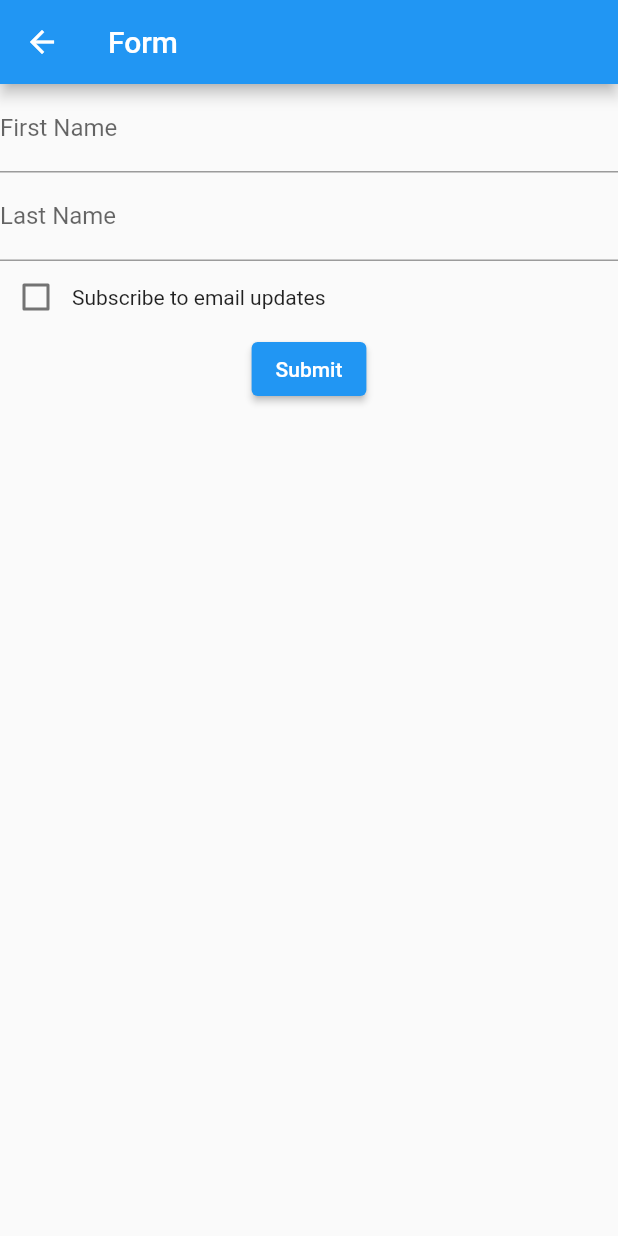
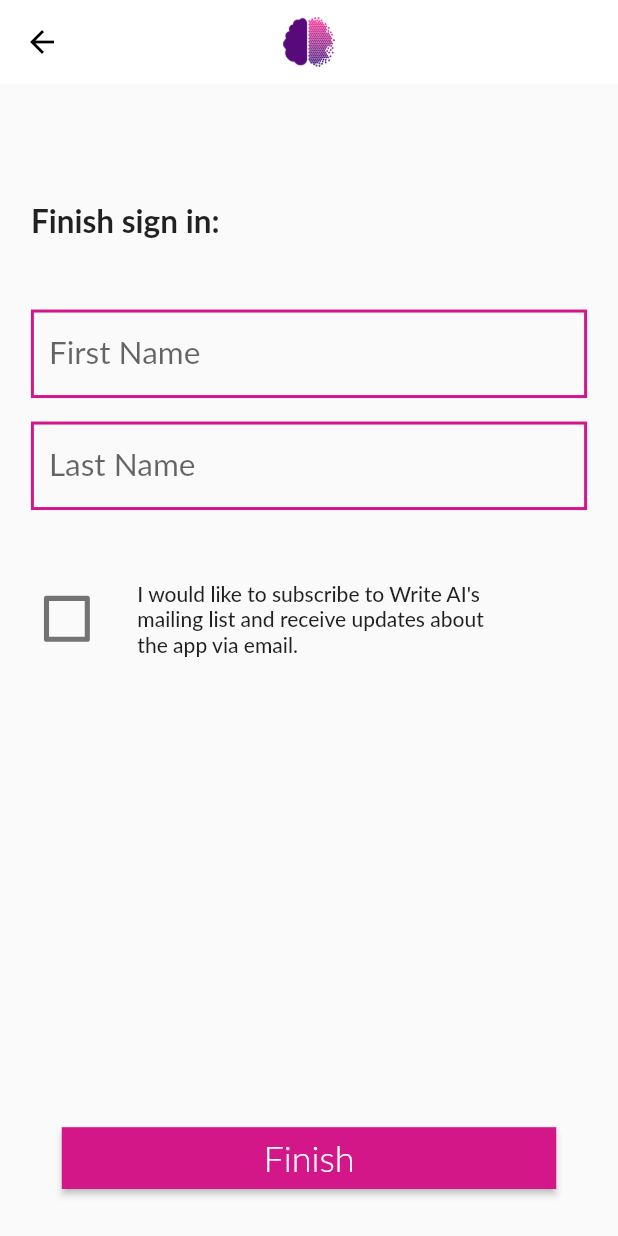
Before and after one commit to siliconvallii/writeai, a Flutter app: the FormScreen screen opened by its route, on a phone screen of 412 x 824 dp. Run offline on Flutter 3.47's test engine with Material 2 defaults, Android fonts, the light colour scheme and no system bars; our stand-ins replace firebase_auth, firebase_core, firebase_database, google_sign_in, simple_gradient_text; accounts and stored records are empty; Roboto replaces fonts that are missing (Lato).

Commit message:
fix styling in FormScreen

```diff
--- a/lib/screens/form_screen.dart
+++ b/lib/screens/form_screen.dart
@@ -1,6 +1,7 @@
 import 'package:firebase_database/firebase_database.dart';
 import 'package:flutter/material.dart';
 import 'package:writeai/data/data.dart';
+import 'package:writeai/widgets/bottom_button.dart';
 
 class FormScreen extends StatefulWidget {
   const FormScreen({Key? key}) : super(key: key);
@@ -21,33 +22,137 @@ class _FormScreenState extends State<FormScreen> {
   Widget build(BuildContext context) {
     return Scaffold(
       appBar: AppBar(
-        title: const Text('Form'),
+        backgroundColor: const Color(0xffffffff),
+        elevation: 0,
+        centerTitle: true,
+        leading: IconButton(
+          icon: const Icon(
+            Icons.arrow_back,
+            color: Color(0xff000000),
+          ),
+          onPressed: () => Navigator.pop(context),
+        ),
+        title: SizedBox(
+          height: MediaQuery.of(context).size.height / 100 * 4,
+          child: Image.asset('assets/images/logo-removebg.png'),
+        ),
       ),
       body: SafeArea(
         child: Center(
+          child: SizedBox(
+            width: MediaQuery.of(context).size.width / 100 * 90,
             child: Column(
               children: [
+                const Spacer(flex: 25),
+                Container(
+                  alignment: Alignment.centerLeft,
+                  child: const Text(
+                    'Finish sign in:',
+                    style: TextStyle(
+                      fontFamily: 'Lato',
+                      fontSize: 21,
+                      fontWeight: FontWeight.bold,
+                    ),
+                  ),
+                ),
+                const Spacer(flex: 15),
                 TextField(
                   controller: _firstNameController,
-                decoration: const InputDecoration(labelText: 'First Name'),
+                  decoration: const InputDecoration(
+                    labelText: 'First Name',
+                    labelStyle: TextStyle(
+                      fontFamily: 'Lato',
+                      fontSize: 21,
                     ),
+                    border: OutlineInputBorder(
+                      borderSide: BorderSide(
+                        color: Color(0xffD31788),
+                        width: 2,
+                      ),
+                      borderRadius: BorderRadius.zero,
+                    ),
+                    enabledBorder: OutlineInputBorder(
+                      borderSide: BorderSide(
+                        color: Color(0xffD31788),
+                        width: 2,
+                      ),
+                      borderRadius: BorderRadius.zero,
+                    ),
+                    focusedBorder: OutlineInputBorder(
+                      borderSide: BorderSide(
+                        color: Color(0xffD31788),
+                        width: 2,
+                      ),
+                      borderRadius: BorderRadius.zero,
+                    ),
+                  ),
+                ),
+                const Spacer(flex: 5),
                 TextField(
                   controller: _lastNameController,
-                decoration: const InputDecoration(labelText: 'Last Name'),
+                  decoration: const InputDecoration(
+                    labelText: 'Last Name',
+                    labelStyle: TextStyle(
+                      fontFamily: 'Lato',
+                      fontSize: 21,
                     ),
+                    border: OutlineInputBorder(
+                      borderSide: BorderSide(
+                        color: Color(0xffD31788),
+                        width: 2,
+                      ),
+                      borderRadius: BorderRadius.zero,
+                    ),
+                    enabledBorder: OutlineInputBorder(
+                      borderSide: BorderSide(
+                        color: Color(0xffD31788),
+                        width: 2,
+                      ),
+                      borderRadius: BorderRadius.zero,
+                    ),
+                    focusedBorder: OutlineInputBorder(
+                      borderSide: BorderSide(
+                        color: Color(0xffD31788),
+                        width: 2,
+                      ),
+                      borderRadius: BorderRadius.zero,
+                    ),
+                  ),
+                ),
+                const Spacer(flex: 15),
                 Row(
+                  mainAxisAlignment: MainAxisAlignment.start,
                   children: [
-                  Checkbox(
+                    Transform.scale(
+                      scale: 1.7,
+                      child: Checkbox(
+                        activeColor: const Color(0xffD31788),
                         value: _isChecked,
                         onChanged: (bool? value) {
                           setState(() => _isChecked = !_isChecked);
                         },
                       ),
-                  const Text('Subscribe to email updates'),
+                    ),
+                    const Spacer(),
+                    GestureDetector(
+                      onTap: () => setState(() => _isChecked = !_isChecked),
+                      child: const Text(
+                        'I would like to subscribe to Write AI\'s'
+                        '\nmailing list and receive updates about'
+                        '\nthe app via email.',
+                        style: TextStyle(
+                          fontFamily: 'Lato',
+                          fontSize: 14,
+                          fontWeight: FontWeight.w500,
+                        ),
+                      ),
+                    ),
+                    const Spacer(flex: 3),
                   ],
                 ),
-              ElevatedButton(
-                child: const Text('Submit'),
+                const Spacer(flex: 100),
+                BottomButton(
+                  title: 'Finish',
                   onPressed: () async {
                     try {
                       // set first_name
@@ -85,7 +190,9 @@ class _FormScreenState extends State<FormScreen> {
                     Navigator.pushNamed(context, '/home');
                   },
                 ),
+                const Spacer(flex: 10),
               ],
+            ),
           ),
         ),
       ),
```
Lines whose indentation alone changed are shown as unchanged.
